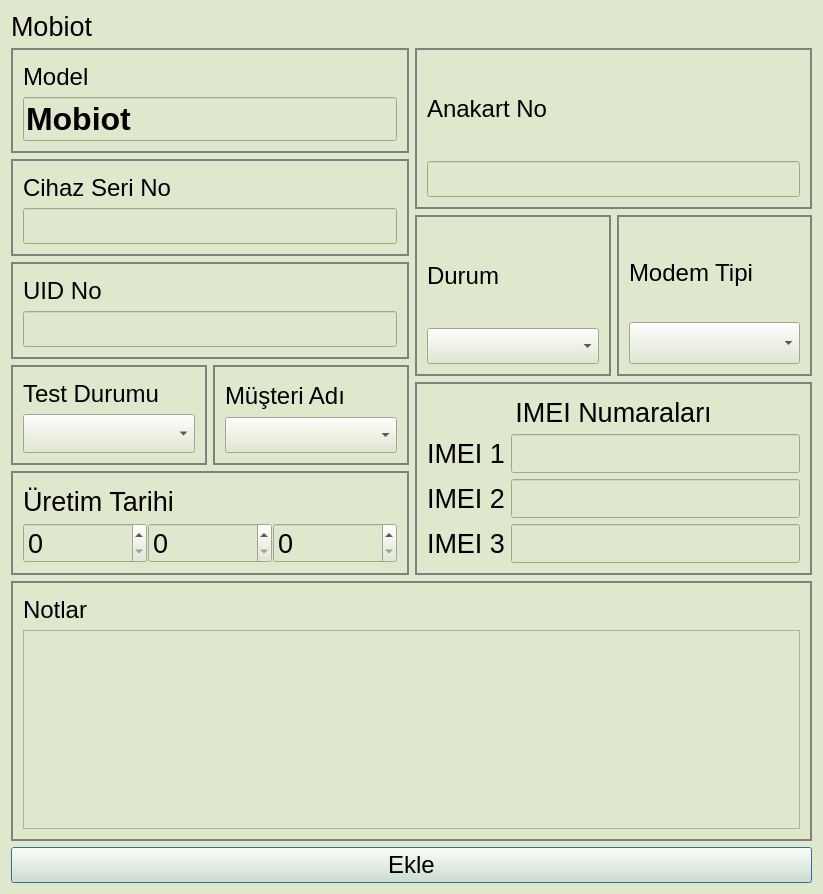
Before: the Qt Designer form src/mobiotdialog.ui in yunusemrecinar/QT5-cihaz-kimlik-teknik-servis, drawn with Qt 5.
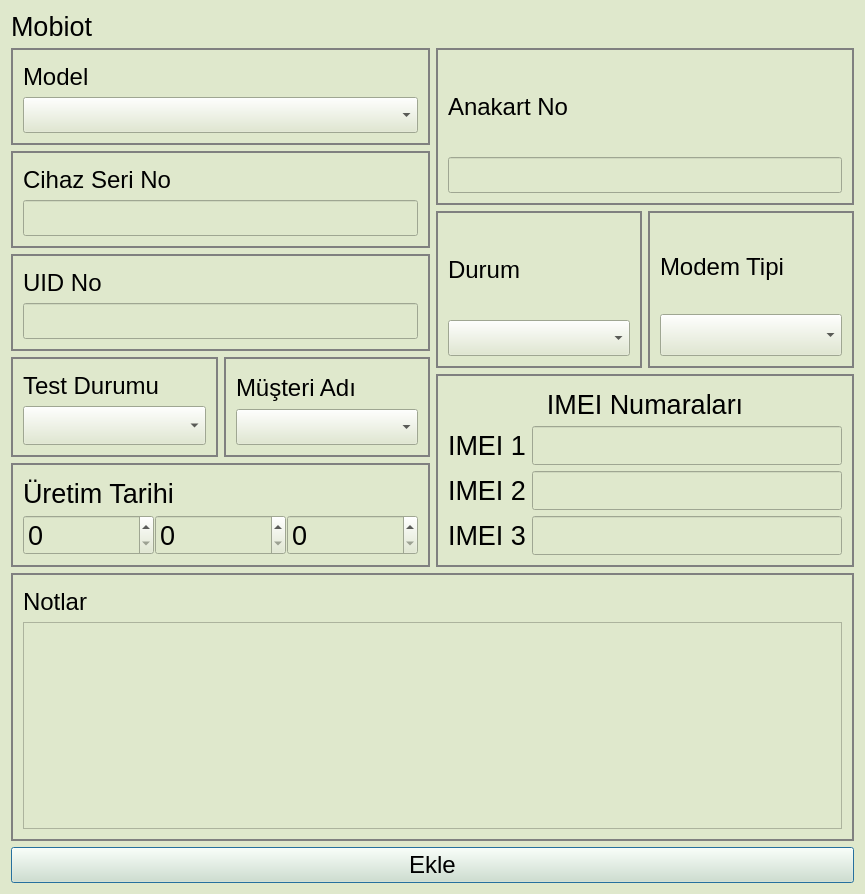
After: the same form once the commit is applied.

Patch:
```diff
--- a/src/mobiotdialog.ui
+++ b/src/mobiotdialog.ui
@@ -6,7 +6,7 @@
    <rect>
     <x>0</x>
     <y>0</y>
-    <width>823</width>
+    <width>865</width>
     <height>894</height>
    </rect>
   </property>
@@ -75,25 +75,12 @@
              </widget>
             </item>
             <item>
-             <widget class="QLineEdit" name="lineEdit">
-              <property name="sizePolicy">
-               <sizepolicy hsizetype="Preferred" vsizetype="Fixed">
-                <horstretch>0</horstretch>
-                <verstretch>0</verstretch>
-               </sizepolicy>
-              </property>
+             <widget class="QComboBox" name="model_">
               <property name="font">
                <font>
-                <pointsize>24</pointsize>
-                <bold>true</bold>
+                <pointsize>18</pointsize>
                </font>
               </property>
-              <property name="text">
-               <string>Mobiot</string>
-              </property>
-              <property name="readOnly">
-               <bool>true</bool>
-              </property>
              </widget>
             </item>
            </layout>
```
